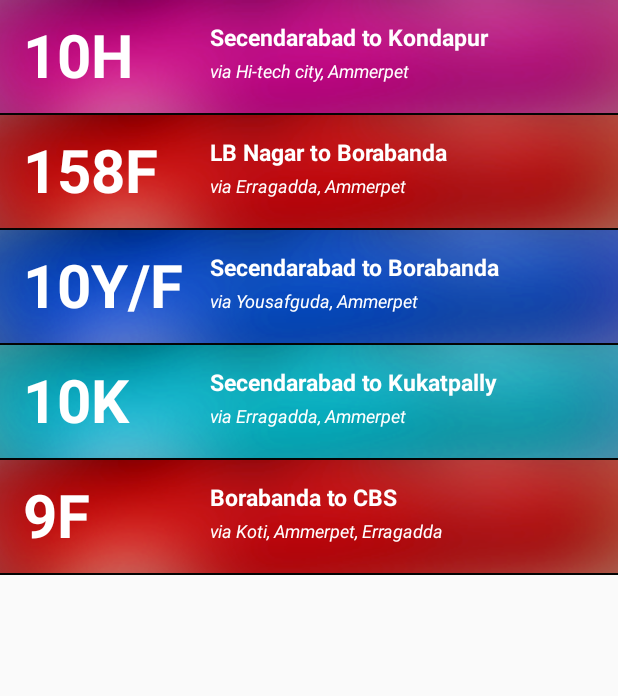
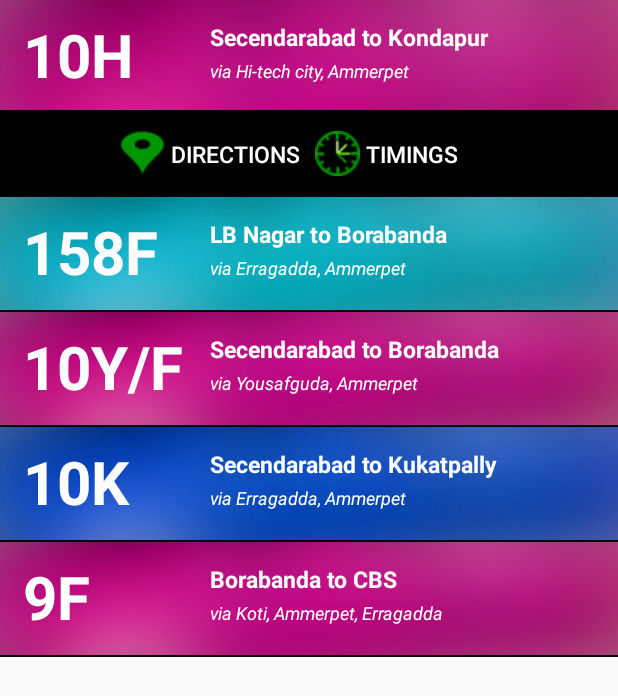
Before and after one commit to Nagamalleswarrao/BusMapping, an Android app: the screen it shows after launch (MainActivity), after a tap on "10H", on a phone screen of 412 x 824 dp. Shown: the top 696 px of the screen. Run offline under Robolectric (Android 15) with nearby library versions, the phone set to English and light mode, and no system bars.

Commit message:
Fixed bugs, directions and timings  button changes

```diff
--- a/BusMapping/src/main/java/com/creative/busmapping/MainActivity.java
+++ b/BusMapping/src/main/java/com/creative/busmapping/MainActivity.java
@@ -10,6 +10,7 @@ import android.view.View;
 import android.view.ViewGroup;
 import android.widget.AdapterView;
 import android.widget.BaseAdapter;
+import android.widget.Button;
 import android.widget.ListView;
 import android.widget.TextView;
 
@@ -19,6 +20,7 @@ import java.util.HashMap;
 public class MainActivity extends Activity {
 
     ListView list;
+
     @Override
     protected void onCreate(Bundle savedInstanceState) {
         super.onCreate(savedInstanceState);
@@ -26,6 +28,13 @@ public class MainActivity extends Activity {
         list = (ListView) findViewById(R.id.listView);
         list.setAdapter(new ListViewAdapter(this));
 
+//        final Button buttDirections = (Button) findViewById(R.id.buttDirections);
+//        buttDirections.setOnClickListener(new View.OnClickListener() {
+//            @Override
+//            public void onClick(View view) {
+//                buttDirections.setBackgroundResource(R.drawable.clock);
+//            }
+//        });
 //        Resources res = getResources();
 //        Drawable divider = res.getDrawable(R.drawable.line);
 //        getListView().setDivider(divider);
@@ -36,9 +45,9 @@ public class MainActivity extends Activity {
             @Override
             public void onItemClick(AdapterView<?> adapterView, View view, int i, long l) {
                 View view1 = view.findViewById(R.id.parent);
-                getListView().setOnClickListener(null);
 
                 final View view2 = view.findViewById(R.id.child);
+                view2.setVisibility(View.VISIBLE);
                 view1.setOnClickListener(new View.OnClickListener() {
                     @Override
                     public void onClick(View view) {
@@ -115,18 +124,35 @@ class ListViewAdapter extends BaseAdapter{
         TextView busRoute = (TextView) row.findViewById(R.id.textView2);
         TextView viaRoute = (TextView) row.findViewById(R.id.textView3);
 
-        if (i==0)
+//        if (i==0)
+//        {
+//            row.setBackgroundResource(R.drawable.violet);
+//        }else if (i==2){
+//            row.setBackgroundResource(R.drawable.blue);
+//        } else if (i==3){
+//            row.setBackgroundResource(R.drawable.glowblue);
+//        }else if (i ==4){
+//            row.setBackgroundResource(R.drawable.red);
+//        }else if (i == 1){
+//            row.setBackgroundResource(R.drawable.red);
+//        }
+
+        if (i%2 == 0)
         {
             row.setBackgroundResource(R.drawable.violet);
-        }else if (i==2){
+        }
+        else if (i%3 == 0)
+        {
             row.setBackgroundResource(R.drawable.blue);
-        } else if (i==3){
-            row.setBackgroundResource(R.drawable.glowblue);
-        }else if (i ==4){
-            row.setBackgroundResource(R.drawable.red);
-        }else if (i == 1){
+        }
+        else if (i%5 == 0)
+        {
             row.setBackgroundResource(R.drawable.red);
         }
+        else {
+            row.setBackgroundResource((i%2 == 0)? R.drawable.violet : R.drawable.glowblue);
+        }
+
 
         SingleRow temp = list.get(i);
         busNumber.setText(temp.busNumber);
--- a/BusMapping/src/main/res/layout/single_row.xml
+++ b/BusMapping/src/main/res/layout/single_row.xml
@@ -56,13 +56,6 @@
             android:layout_toRightOf="@+id/textView"
             android:layout_alignParentRight="true" />
 
-        <!--<TextView-->
-            <!--android:layout_width="match_parent"-->
-            <!--android:layout_height="100px"-->
-            <!--android:layout_alignBottom="@+id/textView3"-->
-            <!--android:background="#000" />-->
-
-
     </RelativeLayout>
 
      <LinearLayout
@@ -72,18 +65,29 @@
         android:paddingTop="5dip"
         android:visibility="gone"
         android:background="#000"
+        android:paddingBottom="3dp"
         android:layout_alignParentTop="true">
 
          <Button
             android:layout_height="wrap_content"
             android:layout_width="wrap_content"
             android:id="@+id/buttDirections"
-            android:text="Directions"/>
+            android:text=" Directions"
+            android:textSize="15dp"
+            android:textColor="#fff"
+            android:drawableLeft="@drawable/marker"
+            android:paddingLeft="80dp"
+            android:paddingRight="10dp"
+            android:background="#000"/>
 
         <Button
             android:layout_height="wrap_content"
             android:layout_width="wrap_content"
             android:id="@+id/buttTimings"
-            android:text="Timings"/>
+            android:text=" Timings"
+            android:textSize="15dp"
+            android:textColor="#fff"
+            android:drawableLeft="@drawable/clock"
+            android:background="#000"/>
     </LinearLayout>
 </LinearLayout>
```
Also changed, not shown: BusMapping/src/main/res/drawable/clock.png (added), BusMapping/src/main/res/drawable/directions.png (added), BusMapping/src/main/res/drawable/marker.png (added), 12 other files.
